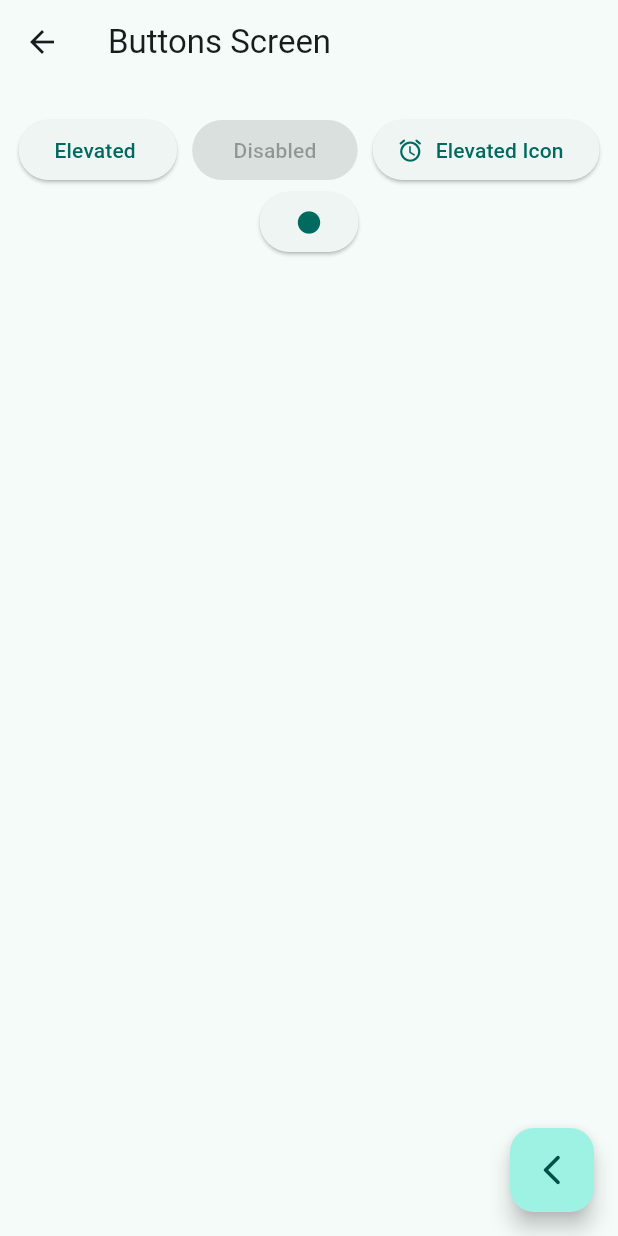
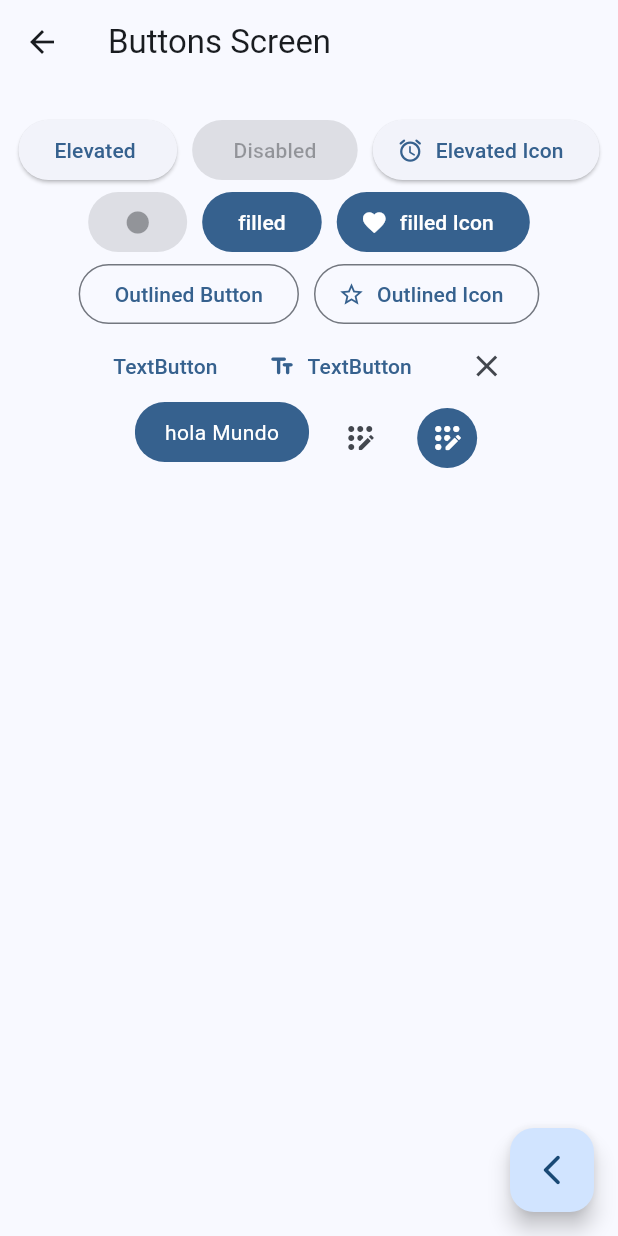
Before and after one commit to c90Beretta/widgets_sexmode, a Flutter app: the screen it shows after launch, after a tap on "Botones", on a phone screen of 412 x 824 dp. Run offline on Flutter 3.47's test engine with Material 3 defaults, Android fonts, the light colour scheme and no system bars; our stand-ins replace go_router.

Commit message:
Buttons widgets : 10 new buttons

```diff
--- a/lib/config/themes/app_theme.dart
+++ b/lib/config/themes/app_theme.dart
@@ -10,6 +10,7 @@ const  colorList = <Color>[
   Colors.orange,
   Colors.pink,
   Colors.brown,
+  Colors.cyanAccent
 
 
 
--- a/lib/main.dart
+++ b/lib/main.dart
@@ -15,7 +15,7 @@ class MainApp extends StatelessWidget {
     return  MaterialApp.router(
       routerConfig: appRouter,
       debugShowCheckedModeBanner: false,
-      theme: AppTheme(selectedColor: 1).getTheme(),
+      theme: AppTheme(selectedColor: 0).getTheme(),
 
     );
   }
--- a/lib/presentation/Screens/buttons/buttons_screen.dart
+++ b/lib/presentation/Screens/buttons/buttons_screen.dart
@@ -1,5 +1,6 @@
 import 'package:flutter/material.dart';
 import 'package:go_router/go_router.dart';
+import 'package:widgets_sexmode/config/themes/app_theme.dart';
 class ButtonsScreen extends StatelessWidget {
   const ButtonsScreen({super.key});
 static const String name = "buttons_screen";
@@ -21,7 +22,7 @@ static const String name = "buttons_screen";
 }
 
 class BottonsView extends StatelessWidget {
-static const test = Icons.circle;
+  final bool isIconChanged = false;
   const BottonsView({
     super.key,
   });
@@ -29,6 +30,8 @@ static const test = Icons.circle;
 
   @override
   Widget build(BuildContext context) {
+  final colors = Theme.of(context).colorScheme;
+
     return  SizedBox(
       width: double.infinity,
       child: Padding(padding: const EdgeInsets.symmetric(horizontal: 10, vertical: 20),
@@ -41,11 +44,32 @@ static const test = Icons.circle;
 
              ElevatedButton.icon(onPressed: () {},
              icon: const Icon(Icons.access_alarm_rounded),label: const Text("Elevated Icon")),
-             // ignore: prefer_typing_uninitialized_variables
-             ElevatedButton(onPressed: () { var test;
-              // ignore: void_checks
-              return test;},
-             child: const Icon(Icons.circle_rounded),)
+             const ElevatedButton(onPressed: null,
+             child: Icon(Icons.circle_rounded)),
+
+             FilledButton(onPressed: (){}, child: const Text("filled")),
+             FilledButton.icon(onPressed: (){},
+             icon: const Icon(Icons.favorite), label: const Text("filled Icon")),
+             OutlinedButton(onPressed: (){}, child: const Text("Outlined Button")),
+             OutlinedButton.icon(onPressed: (){}, icon: const Icon(Icons.star_border_outlined), label: const Text("Outlined Icon")),
+             TextButton(onPressed: (){}, child: const Text("TextButton")),
+             TextButton.icon(onPressed: (){}, label: const Text("TextButton"), icon: const Icon(Icons.text_fields_rounded),),
+             CloseButton(onPressed: () {null;}
+             ,),
+
+
+              const CustomButtons(),
+
+
+
+            IconButton(onPressed: (){}, icon: const Icon(Icons.app_registration_rounded)),
+             IconButton(onPressed: (){}, icon: const Icon(Icons.app_registration_rounded),
+             style: ButtonStyle(
+            backgroundColor: MaterialStatePropertyAll(colors.primary),
+            iconColor: const MaterialStatePropertyAll(Colors.white),
+            // splashFactory:InteractiveInkFeatureFactory(InkSplash(color: Colors.amber))
+             ),
+             )
 
             ],
         ),
@@ -53,3 +77,30 @@ static const test = Icons.circle;
     );
   }
 }
+
+
+
+class CustomButtons extends StatelessWidget {
+  const CustomButtons({super.key});
+
+  @override
+  Widget build(BuildContext context) {
+    final colors = Theme.of(context).colorScheme;
+
+
+    return  ClipRRect(
+      borderRadius: BorderRadius.circular(20),
+      child: Material(
+        color: colors.primary,
+        child: InkWell(
+          onTap: () {
+
+          },
+          child: const Padding(
+            padding: EdgeInsets.symmetric(horizontal: 20, vertical: 10),
+            child: Text("hola Mundo", style: TextStyle(color: Colors.white),)),
+        ),
+      ),
+    );
+  }
+}
```
